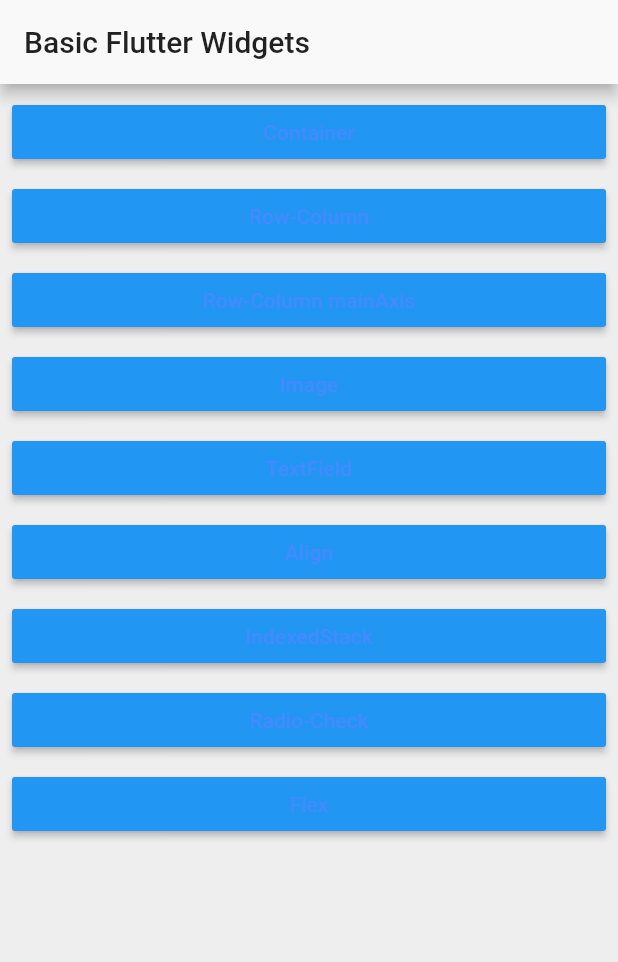
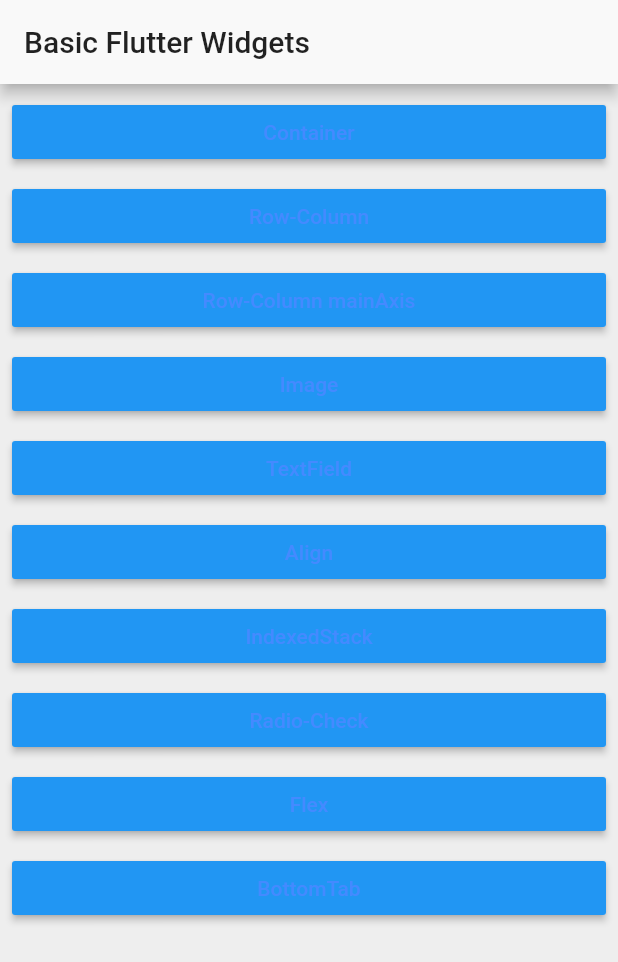
Before and after one commit to kishansinhparmar/Flutter-Basic-Widgets, a Flutter app: the screen it shows after launch, on a phone screen of 412 x 824 dp. Shown: the top 962 px of the screen. Run offline on Flutter 3.47's test engine with Material 2 defaults, Android fonts, the phone set to English and light mode, and no system bars.

Commit message:
BottomTab

```diff
--- a/lib/main.dart
+++ b/lib/main.dart
@@ -8,6 +8,7 @@ import 'package:flutter_basic_widgets/widgets/AlignDemo.dart';
 import 'package:flutter_basic_widgets/widgets/IndexedStackDemo.dart';
 import 'package:flutter_basic_widgets/widgets/RadioCheckDemo.dart';
 import 'package:flutter_basic_widgets/widgets/FlexDemo.dart';
+import 'package:flutter_basic_widgets/widgets/BottomTabDemo.dart';
 import 'colors.dart';
 
 void main() => runApp(new MyApp());
@@ -15,10 +16,11 @@ void main() => runApp(new MyApp());
 class MyApp extends StatelessWidget {
   @override
   Widget build(BuildContext context) {
+    ThemeData base = ThemeData.light();
     return new MaterialApp(
         debugShowCheckedModeBanner: false,
         title: _appName,
-        theme: _buildThemeData(),
+        theme: _buildThemeData(base),
         routes: <String, WidgetBuilder>{
           ContainerDemo.routeName: (BuildContext context) =>
               new ContainerDemo(),
@@ -35,6 +37,8 @@ class MyApp extends StatelessWidget {
           RadioCheckDemo.routeName: (BuildContext context) =>
               new RadioCheckDemo(),
           FlexDemo.routeName: (BuildContext context) => new FlexDemo(),
+          BottomTabDemo.routeName: (BuildContext context) =>
+              new BottomTabDemo(),
         },
         home: new MyHome());
   }
@@ -180,6 +184,20 @@ class _MyHomeState extends State<MyHome> {
               },
               child: new Text("Flex"),
             ),
+          ),
+          new Padding(
+            padding: const EdgeInsets.all(4.0),
+            child: new RaisedButton(
+              onPressed: () {
+                //It only works if route properties set on materialapp class #play
+                Navigator.of(context).pushNamed(BottomTabDemo.routeName);
+
+                //This code no need to write routes in materialapp class #play
+                // Navigator.of(context).push(new MaterialPageRoute(
+                // builder: (BuildContext context) => new ContainerDemo()));
+              },
+              child: new Text("BottomTab"),
+            ),
           )
         ],
       ),
@@ -187,13 +205,13 @@ class _MyHomeState extends State<MyHome> {
   }
 }
 
-ThemeData _buildThemeData() {
-  ThemeData.light();
+ThemeData _buildThemeData(ThemeData base) {
   return new ThemeData(
       primaryColor: kPrimary,
       primaryColorDark: kPrimaryDark,
       primaryColorLight: kPrimaryLight,
       accentColor: kAccentColor,
+      // iconTheme: base.iconTheme.copyWith(color: Colors.red),
       scaffoldBackgroundColor: kScaffoldBackgroundColor,
       dividerColor: kDividerColor,
       bottomAppBarColor: kBottomAppBarColor,
```
Also changed, not shown: lib/widgets/BottomTabDemo.dart (added, +101 -0 lines).
